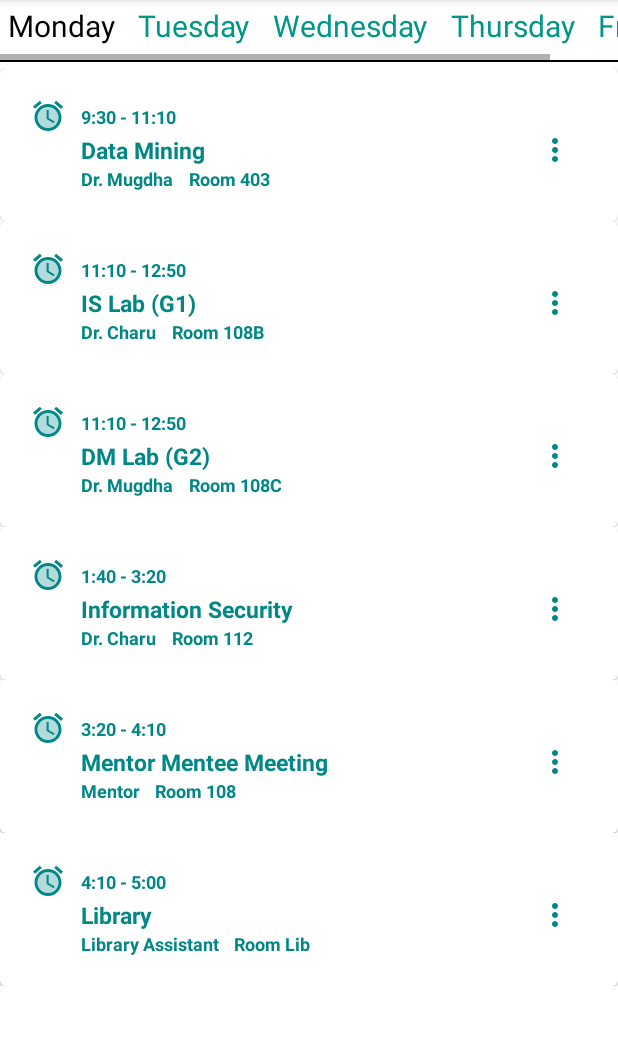
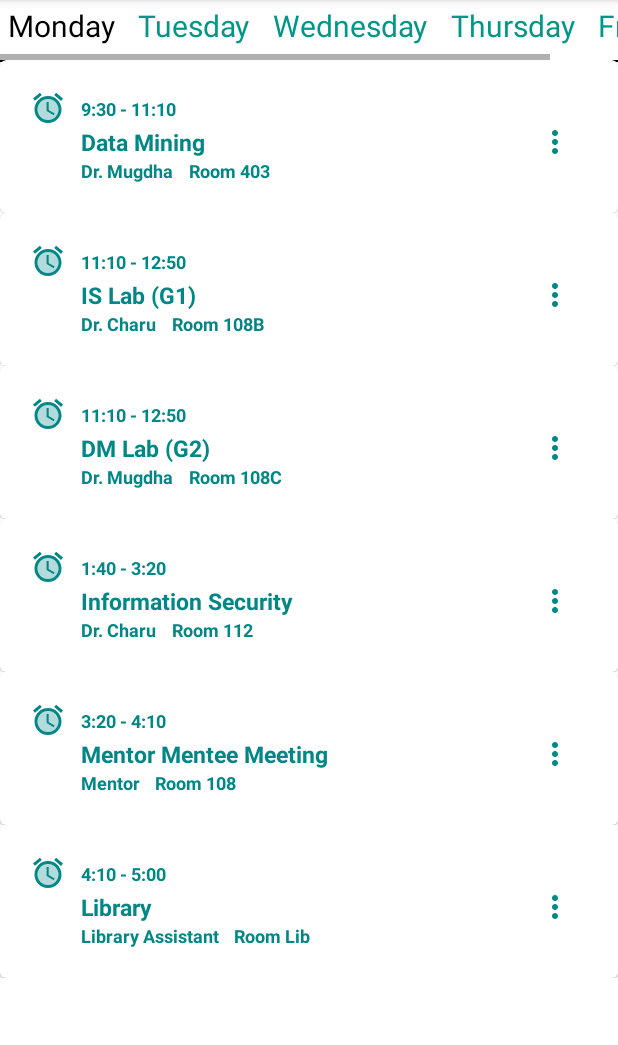
Before and after one commit to Shikharkannojia/TimeTab, an Android app: the Monday screen opened directly, with no data from a screen before it, on a phone screen of 412 x 824 dp, the part 84-1129 px from its top. Run offline under Robolectric (Android 15) with nearby library versions, the phone set to English and light mode, and no system bars; our stand-ins replace Firebase (no records; nobody signed in at launch, a user with empty details on screens opened directly).

```diff
--- a/app/build.gradle
+++ b/app/build.gradle
@@ -1,7 +1,6 @@
 plugins {
     id 'com.android.application'
     id 'org.jetbrains.kotlin.android'
-    id 'com.google.gms.google-services'
 }
 
 android {
@@ -33,6 +32,7 @@ android {
     }
     buildFeatures {
         viewBinding true
+        dataBinding true
     }
 }
 
@@ -46,7 +46,6 @@ dependencies {
     implementation 'androidx.lifecycle:lifecycle-viewmodel-ktx:2.5.1'
     implementation 'androidx.navigation:navigation-fragment-ktx:2.5.3'
     implementation 'androidx.navigation:navigation-ui-ktx:2.5.3'
-    implementation 'com.google.firebase:firebase-database:20.1.0'
     testImplementation 'junit:junit:4.13.2'
     androidTestImplementation 'androidx.test.ext:junit:1.1.3'
     androidTestImplementation 'androidx.test.espresso:espresso-core:3.4.0'
--- a/app/src/main/java/com/bpitindia/myapplication/MainActivity.kt
+++ b/app/src/main/java/com/bpitindia/myapplication/MainActivity.kt
@@ -27,7 +27,7 @@ class MainActivity : AppCompatActivity() {
 
         setSupportActionBar(binding.appBarMain.toolbar)
 
-        binding.appBarMain.fab.setOnClickListener { view ->
+        binding.appBarMain.fab.setOnClickListener { _ ->
             val intent = Intent(this@MainActivity, TimeTable::class.java)
             startActivity(intent)
         }
--- a/app/src/main/java/com/bpitindia/myapplication/recyclerview/MainRecyclerView.kt
+++ b/app/src/main/java/com/bpitindia/myapplication/recyclerview/MainRecyclerView.kt
@@ -1,11 +1,14 @@
 package com.bpitindia.myapplication.recyclerview
 
 import android.content.Context
+import android.content.Intent
 import android.view.LayoutInflater
 import android.view.View
 import android.view.ViewGroup
 import android.widget.TextView
+import androidx.cardview.widget.CardView
 import androidx.recyclerview.widget.RecyclerView
+import com.bpitindia.myapplication.ActivityLeave
 import com.bpitindia.myapplication.R
 import com.bpitindia.myapplication.entity.Period
 
@@ -17,12 +20,15 @@ class MainRecyclerAdapter(
     class MainViewHolder(view: View) : RecyclerView.ViewHolder(view) {
 //        var recyclerHome: RecyclerView = view.findViewById(R.id.recyclerRecyclerView)
         lateinit var layoutManager: RecyclerView.LayoutManager
-
+        // lateinit var cardviewlecture: CardView
 //        var scheduleDate: TextView = view.findViewById(R.id.schedule_date)
         var name: TextView = view.findViewById(R.id.name)
         var teacher: TextView = view.findViewById(R.id.teacher)
         var room: TextView = view.findViewById(R.id.room)
         var time: TextView = view.findViewById(R.id.time)
+        val cardlecture = view.findViewById(R.id.cardviewlecture) as CardView
+
+
     }
 
     override fun onCreateViewHolder(parent: ViewGroup, viewType: Int): MainViewHolder {
@@ -38,11 +44,17 @@ class MainRecyclerAdapter(
         holder.room.text = "Room ${itemList[position].room}"
         holder.time.text = itemList[position].time
 
+       /* holder.cardlecture.setOnClickListener {
+            val intent = Intent(this@MainRecyclerAdapter, ActivityLeave::class.java )
+            intent.putExtra("lecture", itemList[position])
+        context.startActivity(intent)
+        }*/
+       /* holder.setOnClickListener {
+           editTask(holder)
+        }*/
+    }
 
-//        holder.editButton.setOnClickListener {
-//            editTask(holder)
-//        }
-    }
+
 
     override fun getItemCount(): Int {
         return itemList.size
--- a/app/src/main/java/com/bpitindia/myapplication/ui/gallery/GalleryFragment.kt
+++ b/app/src/main/java/com/bpitindia/myapplication/ui/gallery/GalleryFragment.kt
@@ -23,7 +23,7 @@ class GalleryFragment : Fragment() {
         savedInstanceState: Bundle?
     ): View {
         val galleryViewModel =
-            ViewModelProvider(this).get(GalleryViewModel::class.java)
+            ViewModelProvider(this)[GalleryViewModel::class.java]
 
         _binding = FragmentGalleryBinding.inflate(inflater, container, false)
         val root: View = binding.root
--- a/app/src/main/java/com/bpitindia/myapplication/ui/ui/fragments/Friday.kt
+++ b/app/src/main/java/com/bpitindia/myapplication/ui/ui/fragments/Friday.kt
@@ -11,7 +11,7 @@ import androidx.recyclerview.widget.RecyclerView
 import com.bpitindia.myapplication.R
 import com.bpitindia.myapplication.entity.Period
 import com.bpitindia.myapplication.recyclerview.MainRecyclerAdapter
-import com.google.firebase.database.FirebaseDatabase
+//import com.google.firebase.database.FirebaseDatabase
 
 // TODO: Rename parameter arguments, choose names that match
 // the fragment initialization parameters, e.g. ARG_ITEM_NUMBER
--- a/app/src/main/java/com/bpitindia/myapplication/ui/ui/fragments/Monday.kt
+++ b/app/src/main/java/com/bpitindia/myapplication/ui/ui/fragments/Monday.kt
@@ -12,10 +12,10 @@ import androidx.recyclerview.widget.RecyclerView
 import com.bpitindia.myapplication.R
 import com.bpitindia.myapplication.entity.Period
 import com.bpitindia.myapplication.recyclerview.MainRecyclerAdapter
-import com.google.firebase.database.DataSnapshot
-import com.google.firebase.database.DatabaseError
-import com.google.firebase.database.FirebaseDatabase
-import com.google.firebase.database.ValueEventListener
+//import com.google.firebase.database.DataSnapshot
+//import com.google.firebase.database.DatabaseError
+//import com.google.firebase.database.FirebaseDatabase
+//import com.google.firebase.database.ValueEventListener
 
 
 // TODO: Rename parameter arguments, choose names that match
@@ -54,9 +54,9 @@ class Monday : Fragment() {
         recyclerHome = view.findViewById(R.id.recyclerHome)
         layoutManager = LinearLayoutManager(activity)
 
-        val database = FirebaseDatabase.getInstance()
+    /*    val database = FirebaseDatabase.getInstance()
         val myRef = database.getReference("App")
-
+*/
         val list: ArrayList<Period> = ArrayList()
         val p1 = Period("Data Mining", "403", "Dr. Mugdha", "9:30 - 11:10")
         val p2 = Period("IS Lab (G1)", "108B", "Dr. Charu", "11:10 - 12:50")
--- a/app/src/main/java/com/bpitindia/myapplication/ui/ui/fragments/Thursday.kt
+++ b/app/src/main/java/com/bpitindia/myapplication/ui/ui/fragments/Thursday.kt
@@ -11,7 +11,7 @@ import androidx.recyclerview.widget.RecyclerView
 import com.bpitindia.myapplication.R
 import com.bpitindia.myapplication.entity.Period
 import com.bpitindia.myapplication.recyclerview.MainRecyclerAdapter
-import com.google.firebase.database.FirebaseDatabase
+//import com.google.firebase.database.FirebaseDatabase
 
 // TODO: Rename parameter arguments, choose names that match
 // the fragment initialization parameters, e.g. ARG_ITEM_NUMBER
--- a/app/src/main/java/com/bpitindia/myapplication/ui/ui/fragments/Tuesday.kt
+++ b/app/src/main/java/com/bpitindia/myapplication/ui/ui/fragments/Tuesday.kt
@@ -11,7 +11,7 @@ import androidx.recyclerview.widget.RecyclerView
 import com.bpitindia.myapplication.R
 import com.bpitindia.myapplication.entity.Period
 import com.bpitindia.myapplication.recyclerview.MainRecyclerAdapter
-import com.google.firebase.database.FirebaseDatabase
+//import com.google.firebase.database.FirebaseDatabase
 
 // TODO: Rename parameter arguments, choose names that match
 // the fragment initialization parameters, e.g. ARG_ITEM_NUMBER
--- a/app/src/main/java/com/bpitindia/myapplication/ui/ui/fragments/Wednesday.kt
+++ b/app/src/main/java/com/bpitindia/myapplication/ui/ui/fragments/Wednesday.kt
@@ -11,7 +11,7 @@ import androidx.recyclerview.widget.RecyclerView
 import com.bpitindia.myapplication.R
 import com.bpitindia.myapplication.entity.Period
 import com.bpitindia.myapplication.recyclerview.MainRecyclerAdapter
-import com.google.firebase.database.FirebaseDatabase
+//import com.google.firebase.database.FirebaseDatabase
 
 // TODO: Rename parameter arguments, choose names that match
 // the fragment initialization parameters, e.g. ARG_ITEM_NUMBER
--- a/app/src/main/res/layout/activity_time_table.xml
+++ b/app/src/main/res/layout/activity_time_table.xml
@@ -87,5 +87,5 @@
         android:id="@+id/frame"
         android:layout_width="match_parent"
         android:layout_height="match_parent"
-        android:layout_marginTop="45dp" />
+        android:layout_marginTop="40dp" />
 </RelativeLayout>
--- a/app/src/main/res/layout/item_lecture.xml
+++ b/app/src/main/res/layout/item_lecture.xml
@@ -5,12 +5,14 @@
     xmlns:app="http://schemas.android.com/apk/res-auto">
 
     <com.google.android.material.card.MaterialCardView
+        android:id="@+id/cardviewlecture"
         android:layout_width="match_parent"
         android:layout_height="wrap_content"
         app:layout_constraintTop_toTopOf="parent"
         android:backgroundTint="@color/white">
 
         <androidx.constraintlayout.widget.ConstraintLayout
+            android:id="@+id/lectureview"
             android:layout_width="match_parent"
             android:layout_height="match_parent"
             android:layout_margin="20dp">
```
Also changed, not shown: app/src/main/AndroidManifest.xml (+11 -4 lines), app/src/main/res/values/strings.xml (+36 -0 lines).
